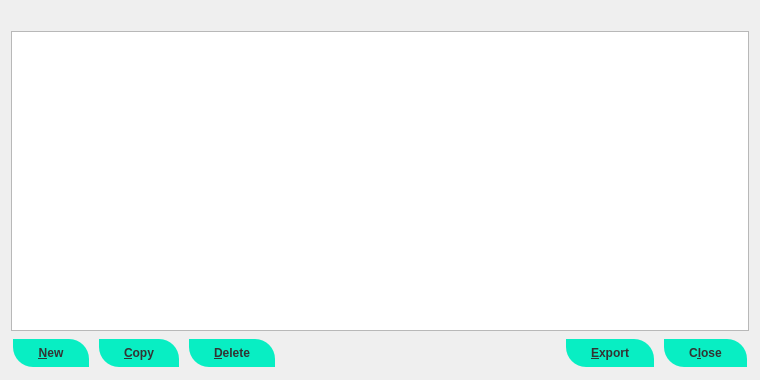
Before: the Qt Designer form src/qt/forms/addressbookpage.ui in laurobeleche/Ensurance, drawn with Qt 5.
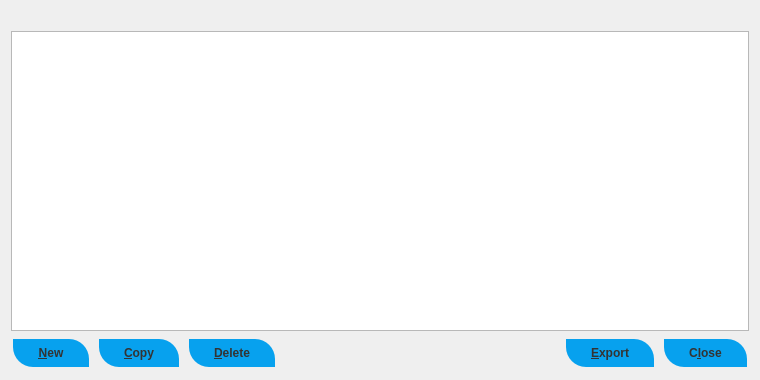
After: the same form once the commit is applied. Icons and pictures are not drawn.

```diff
--- a/src/qt/forms/addressbookpage.ui
+++ b/src/qt/forms/addressbookpage.ui
@@ -95,7 +95,7 @@
        </property>
        <property name="styleSheet">
         <string notr="true"> .QPushButton {
-  background-color: #08EEC3;
+  background-color: #07a1ee;
 	border: 0;
 	color:#333;
 	font-size:12px;
@@ -140,7 +140,7 @@
        </property>
        <property name="styleSheet">
         <string notr="true"> .QPushButton {
-  background-color: #08EEC3;
+  background-color: #07a1ee;
 	border: 0;
 	color:#333;
 	font-size:12px;
@@ -185,7 +185,7 @@
        </property>
        <property name="styleSheet">
         <string notr="true"> .QPushButton {
-  background-color: #08EEC3;
+  background-color: #07a1ee;
 	border: 0;
 	color:#333;
 	font-size:12px;
@@ -243,7 +243,7 @@
        </property>
        <property name="styleSheet">
         <string notr="true"> .QPushButton {
-  background-color: #08EEC3;
+  background-color: #07a1ee;
 	border: 0;
 	color:#333;
 	font-size:12px;
@@ -291,7 +291,7 @@
        </property>
        <property name="styleSheet">
         <string notr="true"> .QPushButton {
-  background-color: #08EEC3;
+  background-color: #07a1ee;
 	border: 0;
 	color:#333;
 	font-size:12px;
```
